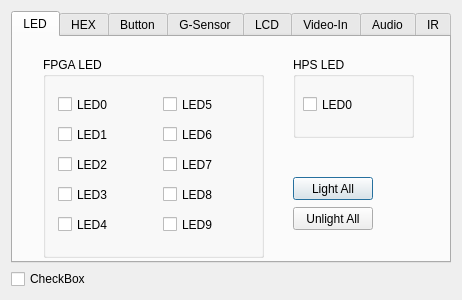
First picture: the form in ControlPanel_QT/dialog.ui, repository 190Max99/QT_final, before the edit.
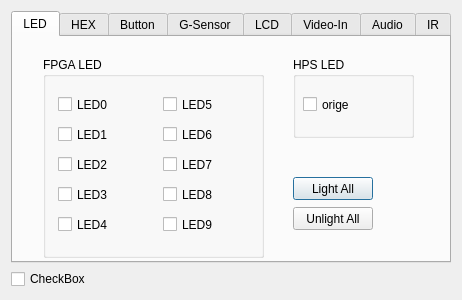
Second picture: the form after the edit. The open tabs and pages were chosen to show the change. Icons and pictures are not drawn.

What changed in the file:
```diff
--- a/ControlPanel_QT/dialog.ui
+++ b/ControlPanel_QT/dialog.ui
@@ -417,7 +417,7 @@
          <cursorShape>PointingHandCursor</cursorShape>
         </property>
         <property name="text">
-         <string>LED0</string>
+         <string>orige</string>
         </property>
         <property name="icon">
          <iconset resource="images/images.qrc">
```
Left out of the diff: 2 changed lines with no effect on the pictures.
